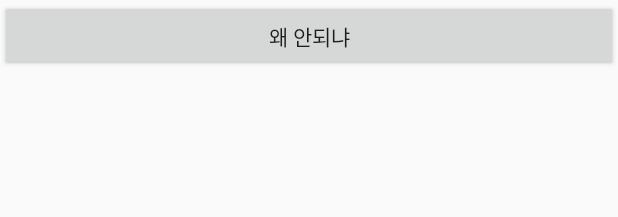
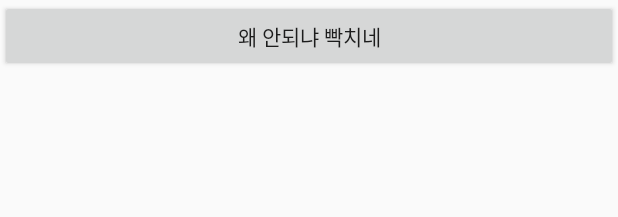
Before and after one commit to kimhyooo/Quiz_Midterm, an Android app: the layout test2.xml on its own in the app's theme, with its tools: preview values and no code run, on a phone screen of 412 x 824 dp. Shown: the top 217 px of the screen. Run offline under Robolectric (Android 15) with nearby library versions, the phone set to English and light mode, and no system bars.

Commit message:
test4 -> master check out

```diff
--- a/app/src/main/res/layout/test2.xml
+++ b/app/src/main/res/layout/test2.xml
@@ -6,7 +6,7 @@
     <Button
         android:layout_width="match_parent"
         android:layout_height="wrap_content"
-        android:text="왜 안되냐">
+        android:text="왜 안되냐 빡치네">
 
     </Button>
 </LinearLayout>
```
